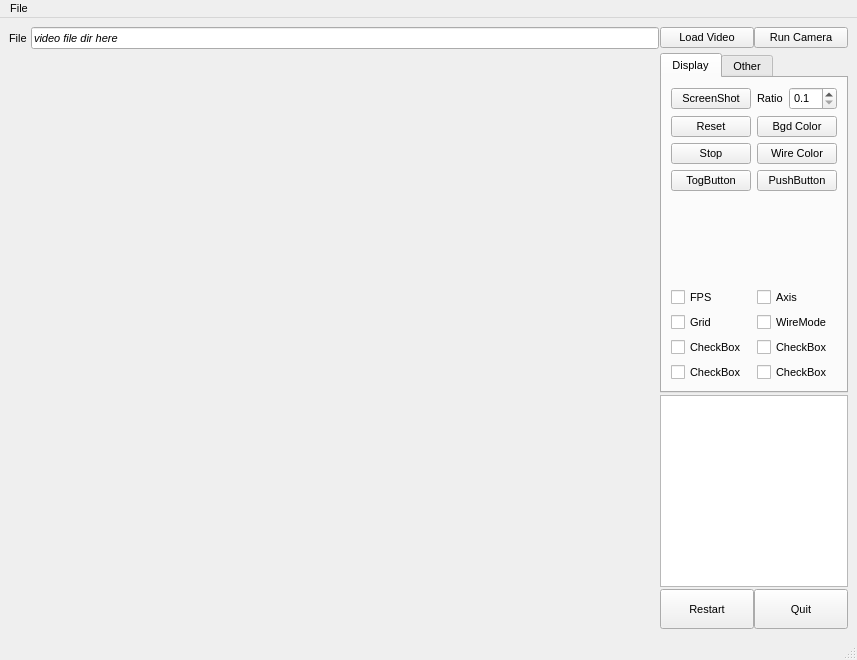
Before: the Qt Designer form src/mainwindow.ui in wangchuan/Qt-GUI-Startup-Project, drawn with Qt 5.
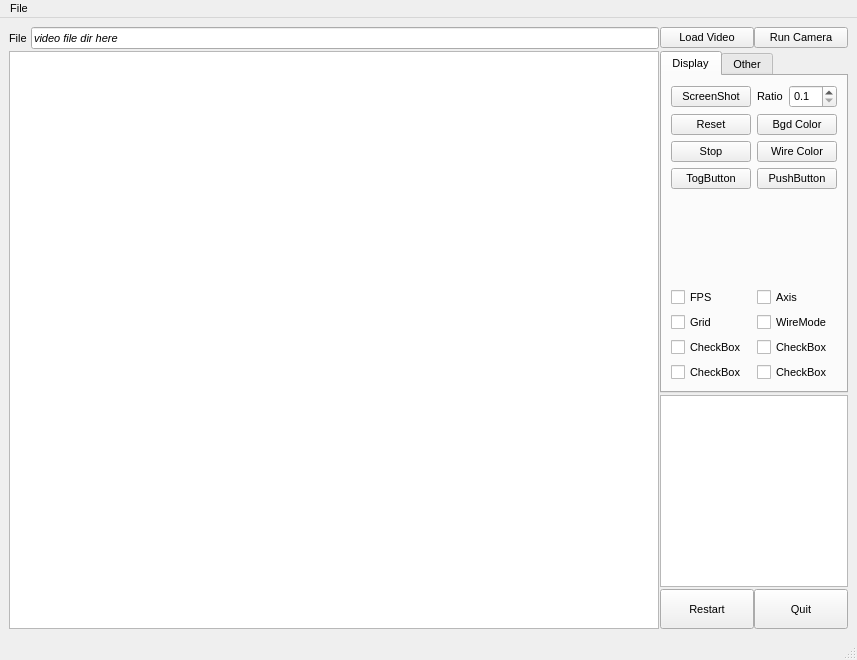
After: the same form once the commit is applied. The open tabs and pages were chosen to show the change.

Patch:
```diff
--- a/src/mainwindow.ui
+++ b/src/mainwindow.ui
@@ -30,7 +30,7 @@
     <property name="verticalSpacing">
      <number>2</number>
     </property>
-    <item row="6" column="6">
+    <item row="5" column="3">
      <layout class="QGridLayout" name="grid_layout_exit">
       <property name="sizeConstraint">
        <enum>QLayout::SetDefaultConstraint</enum>
@@ -75,7 +75,7 @@
       </item>
      </layout>
     </item>
-    <item row="4" column="6">
+    <item row="3" column="3">
      <widget class="QTabWidget" name="tbwgt_display_settings">
       <property name="sizePolicy">
        <sizepolicy hsizetype="Fixed" vsizetype="Expanding">
@@ -116,7 +116,7 @@
        <enum>QTabWidget::Rounded</enum>
       </property>
       <property name="currentIndex">
-       <number>1</number>
+       <number>0</number>
       </property>
       <widget class="QWidget" name="wgt_display">
        <attribute name="title">
@@ -389,7 +389,7 @@
       </property>
      </widget>
     </item>
-    <item row="0" column="1" colspan="5">
+    <item row="0" column="1" colspan="2">
      <widget class="QLineEdit" name="line_edit_video_path">
       <property name="font">
        <font>
@@ -402,7 +402,7 @@
       </property>
      </widget>
     </item>
-    <item row="0" column="6">
+    <item row="0" column="3">
      <layout class="QGridLayout" name="grid_layout_load">
       <item row="1" column="0">
        <widget class="QPushButton" name="pb_load_video">
@@ -420,7 +420,7 @@
       </item>
      </layout>
     </item>
-    <item row="5" column="6">
+    <item row="4" column="3">
      <widget class="QTextBrowser" name="text_brower_show_text">
       <property name="sizePolicy">
        <sizepolicy hsizetype="Ignored" vsizetype="Fixed">
@@ -430,22 +430,28 @@
       </property>
      </widget>
     </item>
-    <item row="3" column="0" rowspan="4" colspan="6">
-     <widget class="QWidget" name="MyViewer" native="true">
-      <property name="sizePolicy">
-       <sizepolicy hsizetype="Expanding" vsizetype="Expanding">
-        <horstretch>0</horstretch>
-        <verstretch>0</verstretch>
-       </sizepolicy>
+    <item row="3" column="0" rowspan="3" colspan="3">
+     <widget class="QGraphicsView" name="gfx_view_canvas">
+      <property name="backgroundBrush">
+       <brush brushstyle="SolidPattern">
+        <color alpha="255">
+         <red>64</red>
+         <green>128</green>
+         <blue>128</blue>
+        </color>
+       </brush>
       </property>
-      <property name="minimumSize">
-       <size>
-        <width>640</width>
-        <height>480</height>
-       </size>
+      <property name="foregroundBrush">
+       <brush brushstyle="SolidPattern">
+        <color alpha="255">
+         <red>255</red>
+         <green>170</green>
+         <blue>255</blue>
+        </color>
+       </brush>
       </property>
-      <property name="layoutDirection">
-       <enum>Qt::LeftToRight</enum>
+      <property name="resizeAnchor">
+       <enum>QGraphicsView::AnchorUnderMouse</enum>
       </property>
      </widget>
     </item>
@@ -460,25 +466,20 @@
      <height>21</height>
     </rect>
    </property>
-   <widget class="QMenu" name="menuFile">
+   <widget class="QMenu" name="menu_file">
     <property name="title">
      <string>File</string>
     </property>
     <addaction name="action_open"/>
     <addaction name="action_exit"/>
    </widget>
-   <addaction name="menuFile"/>
+   <addaction name="menu_file"/>
   </widget>
   <widget class="QStatusBar" name="status_bar">
    <property name="sizeGripEnabled">
     <bool>true</bool>
    </property>
   </widget>
-  <action name="actionExit">
-   <property name="text">
-    <string>Exit</string>
-   </property>
-  </action>
   <action name="action_open">
    <property name="text">
     <string>Open</string>
```
